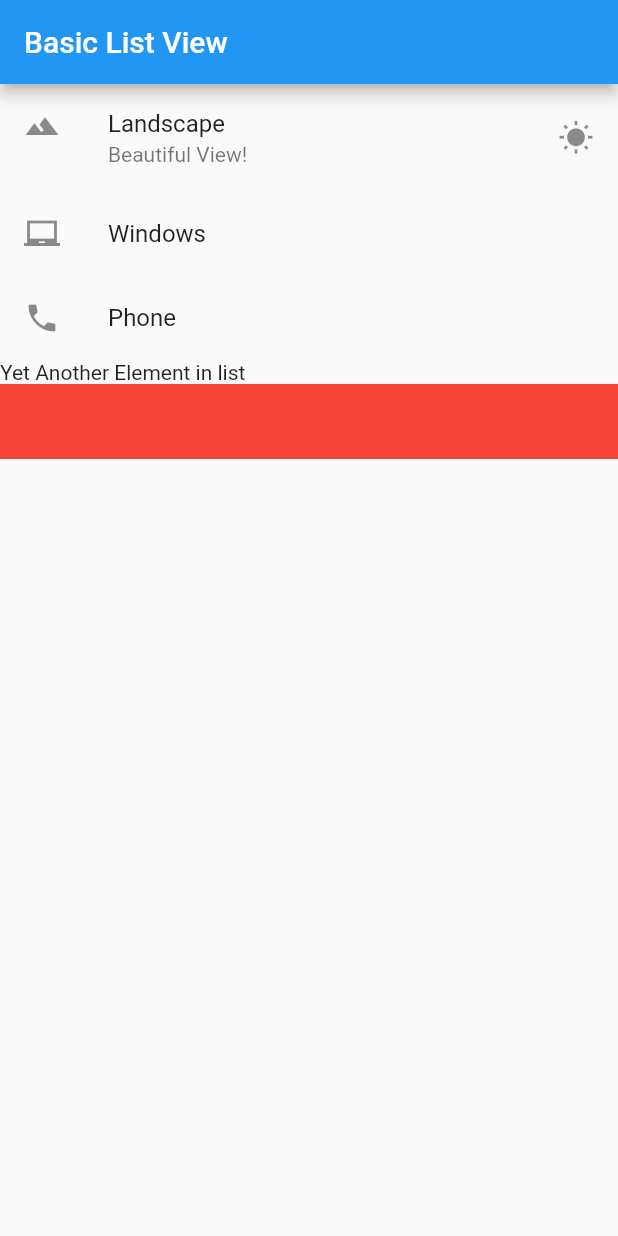
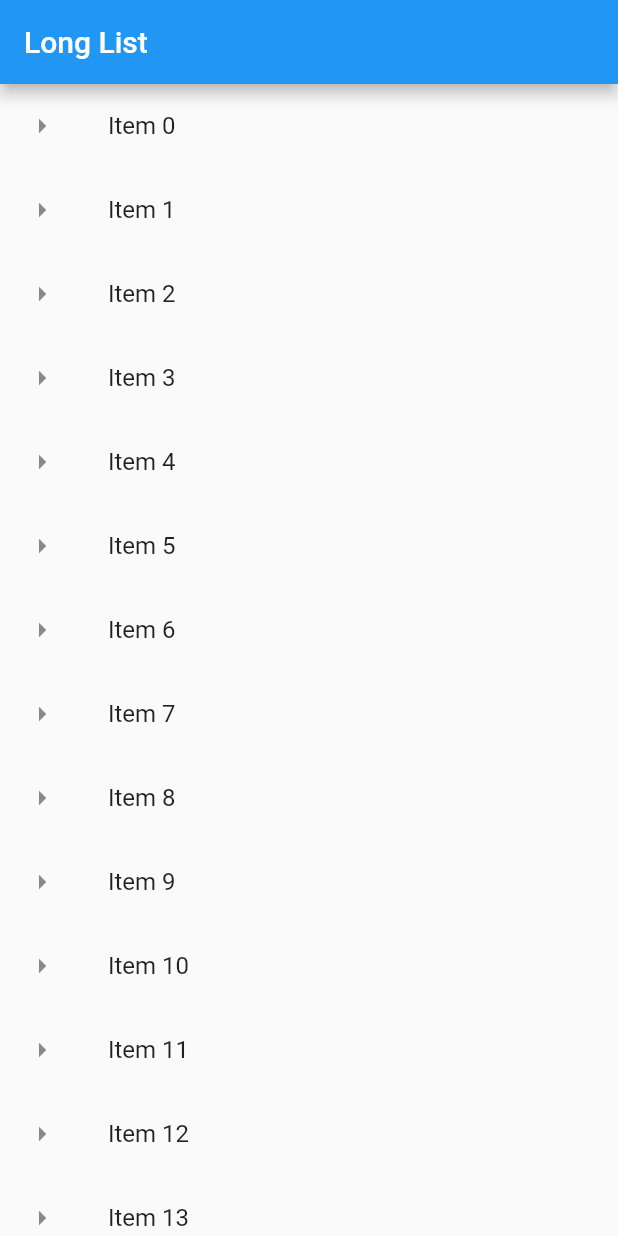
Before and after one commit to aldiramdani/flutter_begginer_course, a Flutter app: the screen it shows after launch, on a phone screen of 412 x 824 dp. Run offline on Flutter 3.47's test engine with Material 2 defaults, Android fonts, the phone set to English and light mode, and no system bars.

Commit message:
changing listview to Long list for more efficient using memory

```diff
--- a/lib/main.dart
+++ b/lib/main.dart
@@ -11,11 +11,34 @@ class MyApp extends StatelessWidget {
       title: 'Row,Column and Image URL',
 
       home:Scaffold(
-        appBar: AppBar(title: Text('Basic List View'),),
-        body: getListView(),
+        appBar: AppBar(title: Text('Long List'),),
+        body: getLongListView(),
       ),debugShowCheckedModeBanner: false
     );
   }
+}
+
+List<String> getListElement(){
+  var items = List<String>.generate(1000, (counter) => 'Item $counter');
+  return items;
+}
+
+Widget getLongListView(){
+
+  var listItems = getListElement();
+
+  var listView = ListView.builder(
+      itemBuilder: (context,index){
+        return ListTile(
+          leading: Icon(Icons.arrow_right),
+          title: Text(listItems[index]),
+          onTap: (){
+            debugPrint('${listItems[index]} was tapped');
+          },
+        );
+      }
+  );
+  return listView;
 }
 
 Widget getListView(){
```
